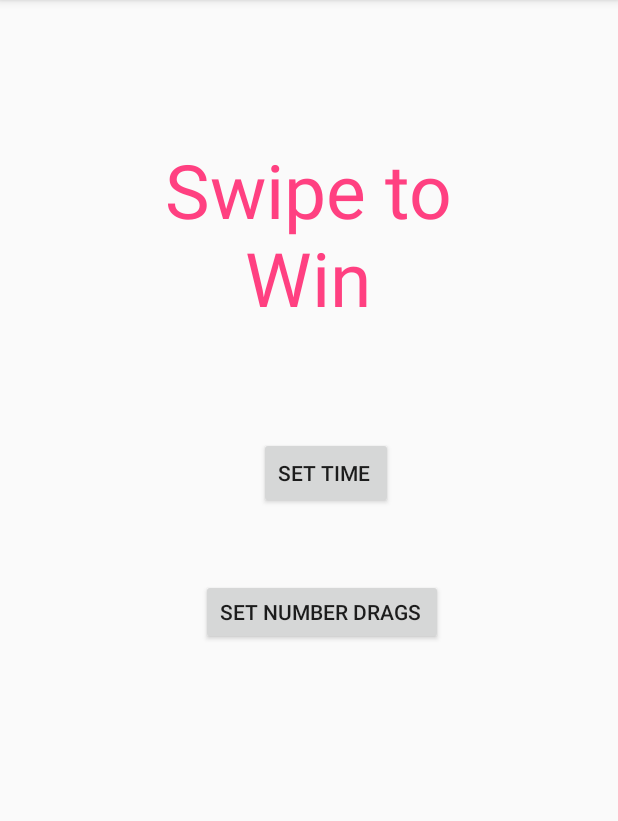
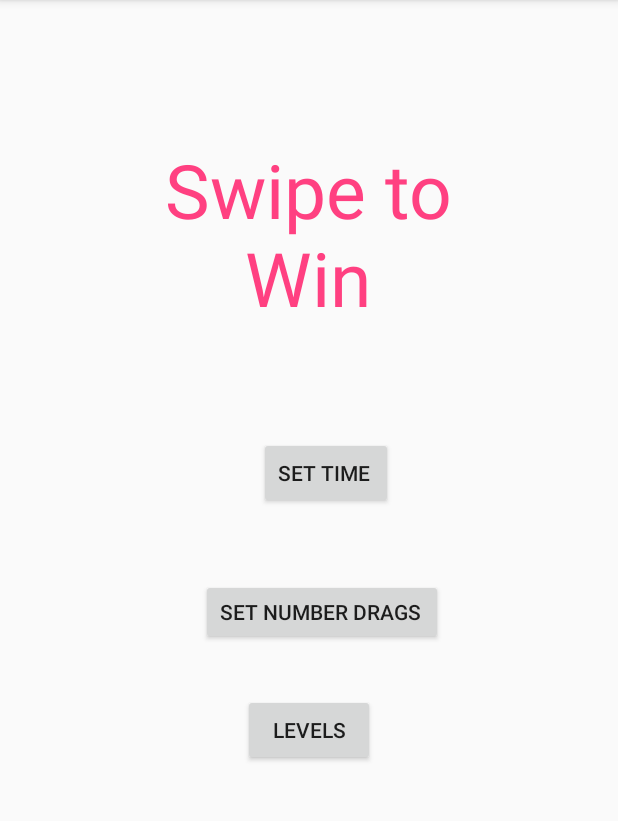
Before and after one commit to Cleir95/SwipEh1, an Android app: the screen it shows after launch (MainActivity), on a phone screen of 412 x 824 dp, the part 84-905 px from its top. Run offline under Robolectric (Android 15) with nearby library versions, the phone set to English and light mode, and no system bars.

```diff
--- a/app/src/main/res/layout/activity_main.xml
+++ b/app/src/main/res/layout/activity_main.xml
@@ -129,6 +129,77 @@
         app:layout_constraintTop_toTopOf="parent"
         app:layout_constraintVertical_bias="0.78" />
 
+    <Button
+        android:id="@+id/levels"
+        android:layout_width="wrap_content"
+        android:layout_height="wrap_content"
+        android:layout_marginBottom="8dp"
+        android:layout_marginEnd="8dp"
+        android:layout_marginStart="8dp"
+        android:layout_marginTop="8dp"
+        android:text="levels"
+        android:onClick="Levels"
+        android:visibility="visible"
+        app:layout_constraintBottom_toBottomOf="parent"
+        app:layout_constraintEnd_toEndOf="parent"
+        app:layout_constraintStart_toStartOf="parent"
+        app:layout_constraintTop_toTopOf="parent"
+        app:layout_constraintVertical_bias="0.67" />
+
+    <RadioGroup
+        android:layout_width="wrap_content"
+        android:layout_height="wrap_content">
+
+    <RadioButton
+        android:id="@+id/easy"
+        android:layout_width="wrap_content"
+        android:layout_height="wrap_content"
+        android:layout_marginBottom="8dp"
+        android:layout_marginEnd="8dp"
+        android:layout_marginStart="8dp"
+        android:layout_marginTop="8dp"
+        android:text="easy"
+        android:visibility="invisible"
+        app:layout_constraintBottom_toBottomOf="parent"
+        app:layout_constraintEnd_toEndOf="parent"
+        app:layout_constraintStart_toStartOf="parent"
+        app:layout_constraintTop_toTopOf="parent" />
+
+    <RadioButton
+        android:id="@+id/medium"
+        android:layout_width="151dp"
+        android:layout_height="wrap_content"
+        android:layout_marginBottom="8dp"
+        android:layout_marginEnd="8dp"
+        android:layout_marginStart="8dp"
+        android:layout_marginTop="8dp"
+        android:text="medium"
+
+        android:visibility="invisible"
+        app:layout_constraintBottom_toBottomOf="parent"
+        app:layout_constraintEnd_toEndOf="parent"
+        app:layout_constraintStart_toStartOf="parent"
+        app:layout_constraintTop_toTopOf="parent"
+        app:layout_constraintVertical_bias="0.671" />
+
+    <RadioButton
+        android:id="@+id/hard"
+        android:layout_width="wrap_content"
+        android:layout_height="wrap_content"
+        android:layout_marginBottom="8dp"
+        android:layout_marginEnd="8dp"
+        android:layout_marginStart="8dp"
+        android:layout_marginTop="8dp"
+        android:text="hard"
+        android:visibility="invisible"
+        app:layout_constraintBottom_toBottomOf="parent"
+        app:layout_constraintEnd_toEndOf="parent"
+        app:layout_constraintStart_toStartOf="parent"
+        app:layout_constraintTop_toTopOf="parent"
+        app:layout_constraintVertical_bias="0.878" />
+
+
+    </RadioGroup>
 
 
 </android.support.constraint.ConstraintLayout>
```
Also changed, not shown: app/src/main/java/com/example/android/swipeh1/Main2Activity.java (+33 -4 lines), app/src/main/java/com/example/android/swipeh1/MainActivity.java (+66 -2 lines).
